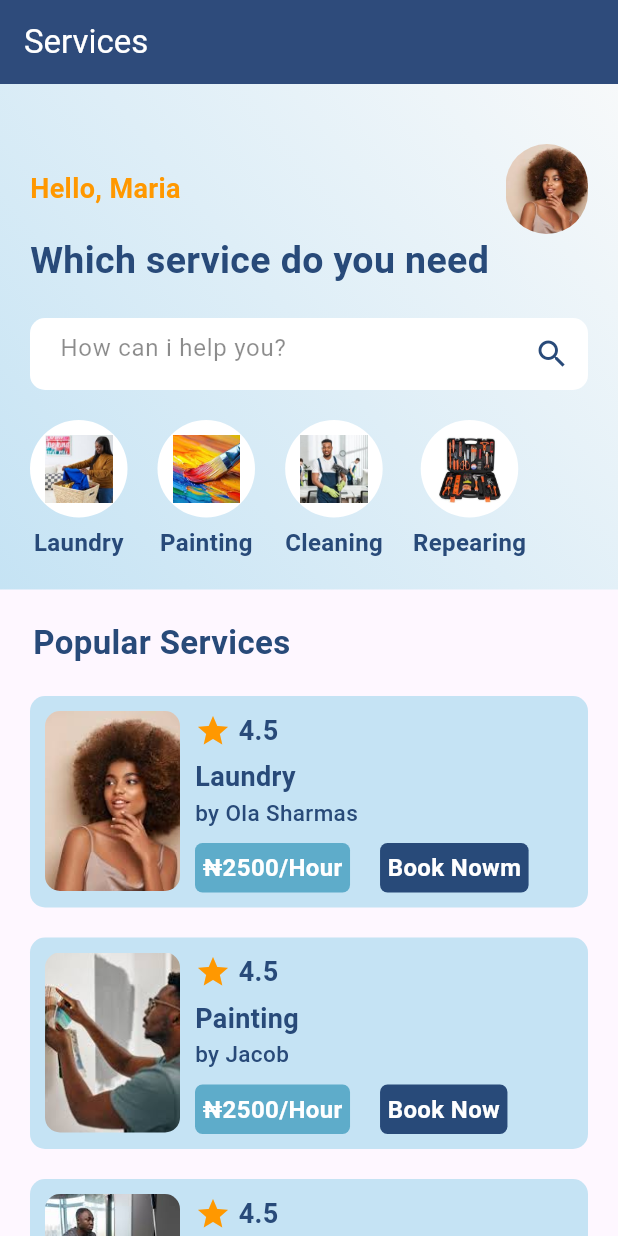
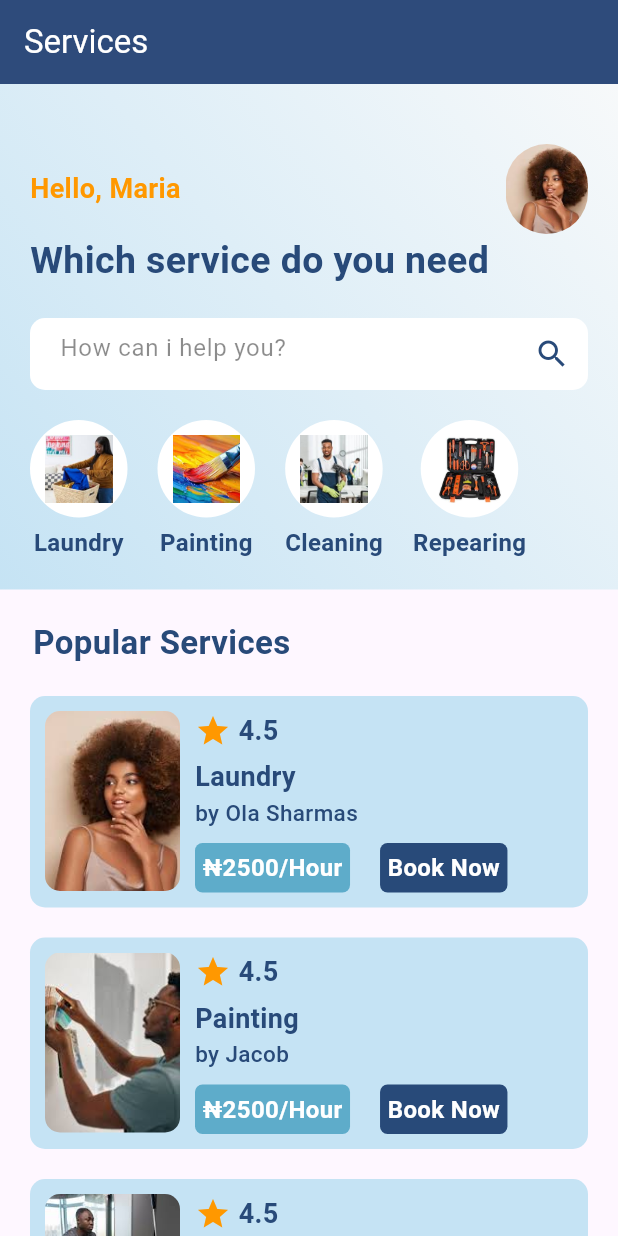
Before and after one commit to Senwin5/serviceproduction, a Flutter app: the Home screen opened directly, on a phone screen of 412 x 824 dp. Run offline on Flutter 3.47's test engine with Material 3 defaults, Android fonts, the phone set to English and light mode, and no system bars; our stand-ins replace cloud_firestore, curved_navigation_bar, firebase_auth, firebase_core, random_string; accounts and stored records are empty.

```diff
--- a/lib/pages/home.dart
+++ b/lib/pages/home.dart
@@ -328,7 +328,7 @@ class _HomeState extends State<Home> {
                               ),
                               child: Center(
                                 child: Text(
-                                  "Book Nowm",
+                                  "Book Now",
                                   style: TextStyle(
                                     color: Colors.white,
                                     fontSize: 16.0,
```
